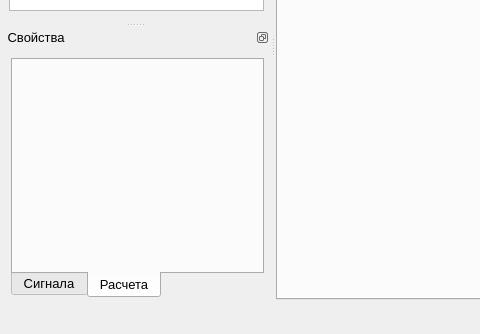
Old version of the form gui/mainwindow.ui in the repository Qinterfly/EvalSig; both pictures show x 0 to 480 and y 266 to 600 of the 900 by 600 pixel window.
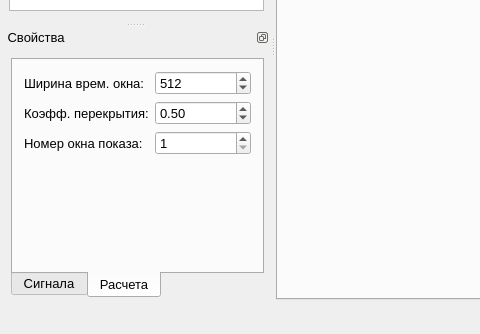
New version of the form. The open tabs and pages were chosen to show the change. Icons and pictures are not drawn. Custom widgets are drawn as their Qt base class.

What changed in the file:
```diff
--- a/gui/mainwindow.ui
+++ b/gui/mainwindow.ui
@@ -633,6 +633,76 @@
         <attribute name="title">
          <string>Расчета</string>
         </attribute>
+        <layout class="QHBoxLayout" name="horizontalLayout_7">
+         <item>
+          <layout class="QHBoxLayout" name="tabCalcHorizontalLayout">
+           <item>
+            <layout class="QFormLayout" name="tabCalcFormLayout">
+             <item row="0" column="0">
+              <widget class="QLabel" name="labelTimeWidth">
+               <property name="text">
+                <string>Ширина врем. окна:</string>
+               </property>
+              </widget>
+             </item>
+             <item row="0" column="1">
+              <widget class="QSpinBox" name="spinBoxTimeWidth">
+               <property name="minimum">
+                <number>1</number>
+               </property>
+               <property name="maximum">
+                <number>221196</number>
+               </property>
+               <property name="value">
+                <number>512</number>
+               </property>
+              </widget>
+             </item>
+             <item row="1" column="0">
+              <widget class="QLabel" name="labelOverlapFactor">
+               <property name="text">
+                <string>Коэфф. перекрытия:</string>
+               </property>
+              </widget>
+             </item>
+             <item row="2" column="0">
+              <widget class="QLabel" name="labelShowWindow">
+               <property name="text">
+                <string>Номер окна показа:</string>
+               </property>
+              </widget>
+             </item>
+             <item row="2" column="1">
+              <widget class="QSpinBox" name="spinBoxShowWindow">
+               <property name="minimum">
+                <number>1</number>
+               </property>
+               <property name="maximum">
+                <number>221196</number>
+               </property>
+              </widget>
+             </item>
+             <item row="1" column="1">
+              <widget class="QDoubleSpinBox" name="spinBoxOverlapFactor">
+               <property name="minimum">
+                <double>0.010000000000000</double>
+               </property>
+               <property name="maximum">
+                <double>0.990000000000000</double>
+               </property>
+               <property name="stepType">
+                <enum>QAbstractSpinBox::AdaptiveDecimalStepType</enum>
+               </property>
+               <property name="value">
+                <double>0.500000000000000</double>
+               </property>
+              </widget>
+             </item>
+            </layout>
+           </item>
+          </layout>
+         </item>
+        </layout>
        </widget>
       </widget>
      </item>
```
Left out of the diff: 30 changed lines with no effect on the pictures.
